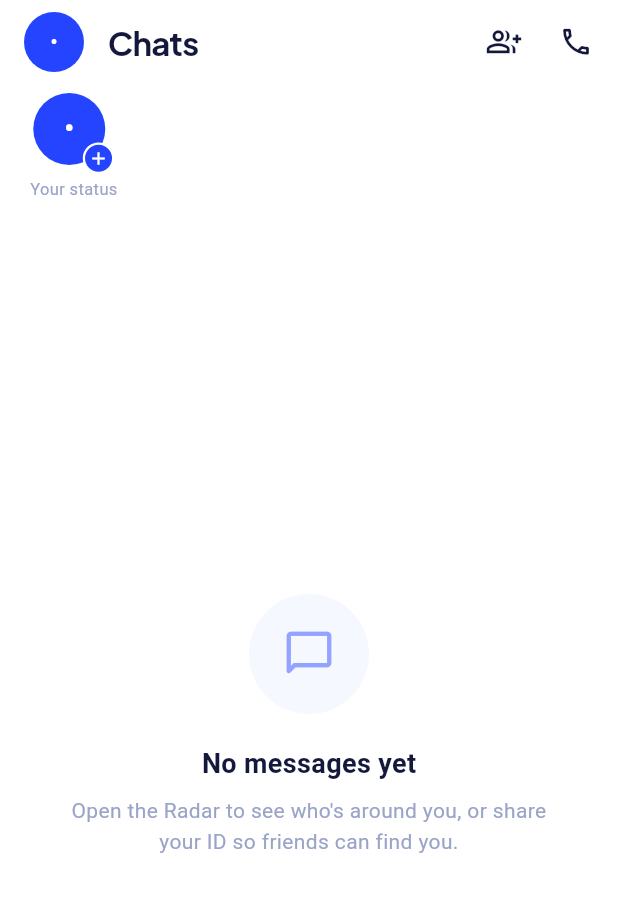
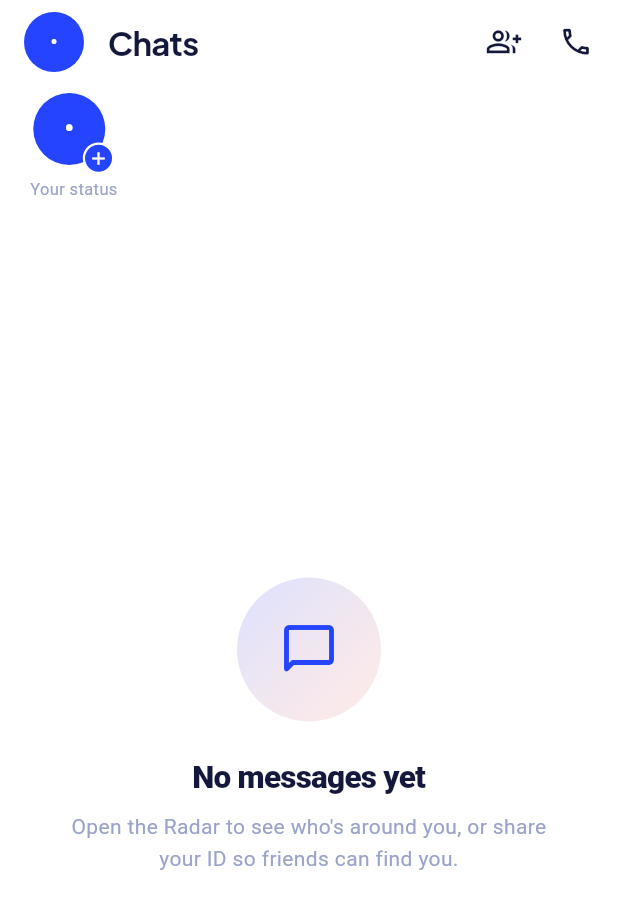
Before and after one commit to dseelam1s/Bitchat, a Flutter app: the ChatsScreen screen opened directly with empty values, on a phone screen of 412 x 824 dp. Shown: the top 909 px of the screen. Run offline on Flutter 3.47's test engine with Material 3 defaults, Android fonts, the phone set to English and light mode, and no system bars; drawn by our look-alikes of flutter_animate; our stand-ins replace audioplayers, cached_network_image, connectivity_plus, firebase_core, firebase_messaging, flutter_blue_plus and 10 more; missing offline and left inert: cryptography, flutter_callkit_incoming, flutter_webrtc, nearby_connections, nostr_tools, record; accounts and stored records are empty; generated files the repository leaves out were written again.

Commit message:
fix: dark mode never survived a restart; design round 3
BUG: ThemeNotifier.load() had no branch for the saved value 'dark' — it fell through to the else and forced light, so choosing dark mode silently reverted on every app launch. Rewritten as an exhaustive switch. Also fixed the Appearance rows, which painted the selected state with AppColors.textPrimary (the light-theme ink constant) and so went invisible on the dark ground; they now use the accent for both grounds.

Design round 3: campfire moments get the ember gradient + lift and an 18px radius to match the DM bubble language, the ember picker's selected card gains a coloured lift, the fire composer's send button becomes a gradient orb, and the burn headline scales up with tighter tracking. Empty states stop being grey glyphs — the chats orb is now a cobalt→coral gradient with a slow breathing scale, and headlines are heavier and tighter.

Verified on device in BOTH themes: dark mode now persists across restarts, gradient avatars and depth read correctly on the dark ground, profile eyebrow headers and tinted icon chips land as intended.

```diff
--- a/mobile/lib/features/chat/screens/chats_screen.dart
+++ b/mobile/lib/features/chat/screens/chats_screen.dart
@@ -1041,18 +1041,35 @@ class _ChatsScreenState extends State<ChatsScreen> {
           mainAxisAlignment: MainAxisAlignment.center,
           children: [
             Container(
-              width: 80,
-              height: 80,
+              width: 96,
+              height: 96,
               decoration: BoxDecoration(
                 shape: BoxShape.circle,
-                color: AppColors.primary.withAlpha(10),
+                gradient: LinearGradient(
+                  begin: Alignment.topLeft,
+                  end: Alignment.bottomRight,
+                  colors: [
+                    AppColors.primary.withValues(alpha: 0.16),
+                    AppColors.coral.withValues(alpha: 0.12),
+                  ],
+                ),
               ),
-              child: Icon(Icons.chat_bubble_outline_rounded, size: 36, color: AppColors.primary.withAlpha(120)),
-            ),
-            const SizedBox(height: 20),
+              child: const Icon(Icons.chat_bubble_outline_rounded,
+                  size: 40, color: AppColors.primary),
+            )
+                .animate(onPlay: (c) => c.repeat(reverse: true))
+                .scale(
+                    duration: 2600.ms,
+                    begin: const Offset(1, 1),
+                    end: const Offset(1.05, 1.05),
+                    curve: Curves.easeInOut),
+            const SizedBox(height: 22),
             const Text(
               'No messages yet',
-              style: TextStyle(fontSize: 18, fontWeight: FontWeight.w700),
+              style: TextStyle(
+                  fontSize: 21,
+                  fontWeight: FontWeight.w800,
+                  letterSpacing: -0.5),
             ),
             const SizedBox(height: 8),
             Text(
```
Also changed, not shown: mobile/lib/core/theme_notifier.dart (+9 -8 lines), mobile/lib/features/campfire/screens/campfire_screen.dart (+20 -10 lines), mobile/lib/features/campfire/screens/ember_shelf_screen.dart (+5 -4 lines), mobile/lib/features/profile/screens/profile_screen.dart (+10 -3 lines).
